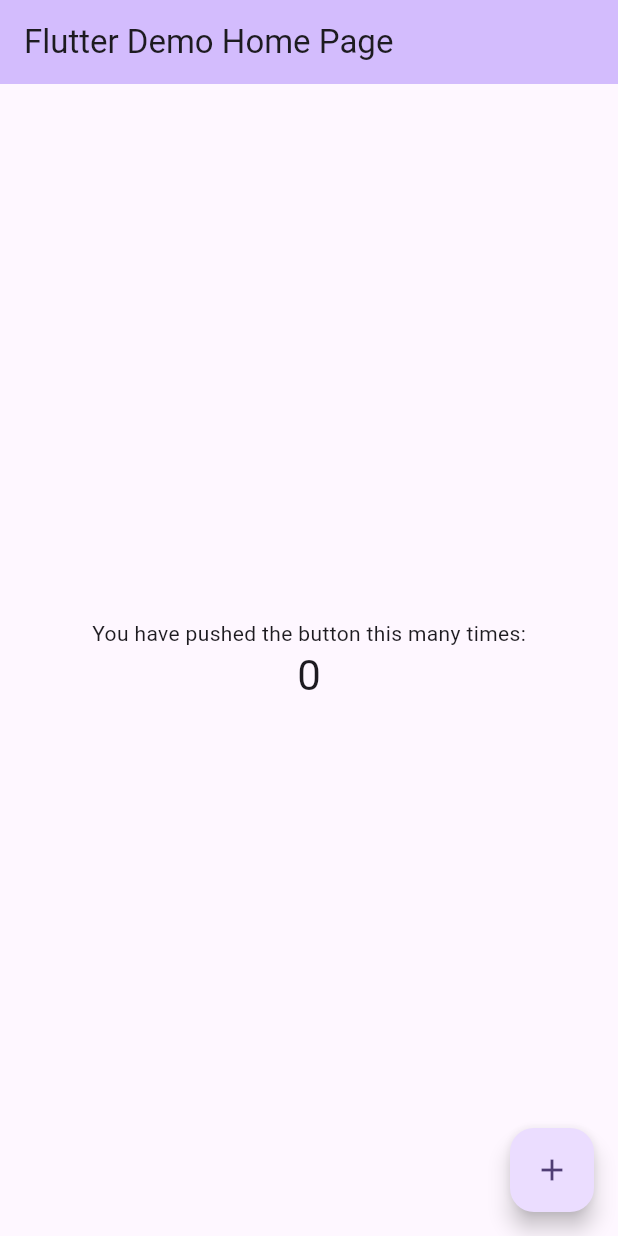
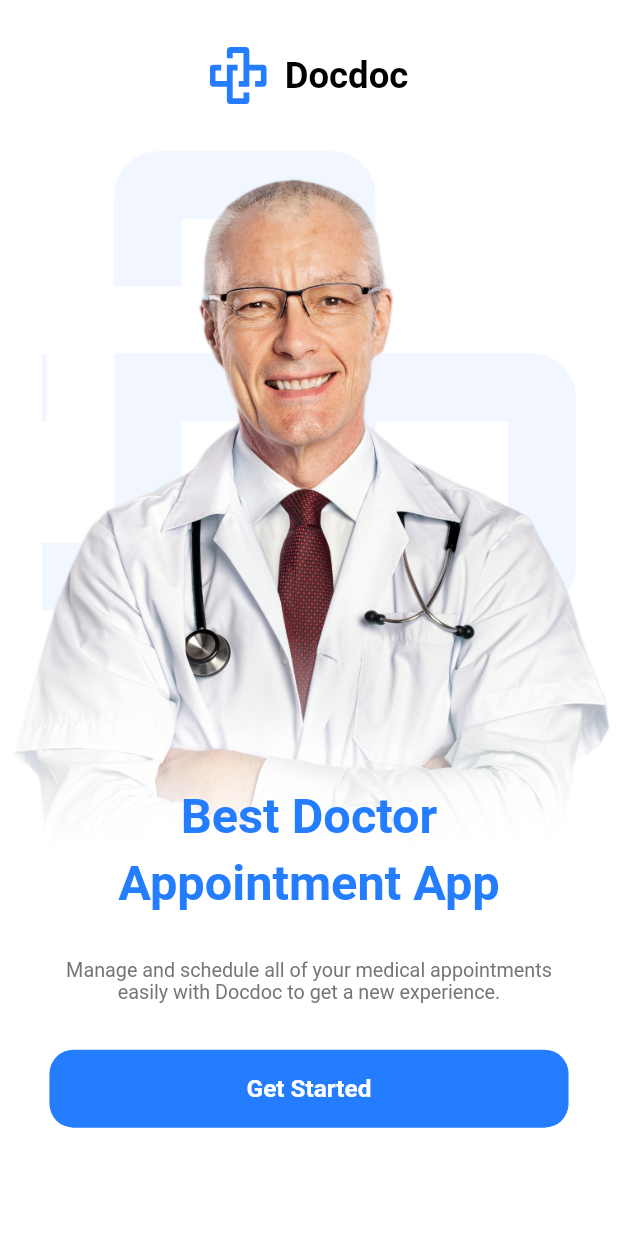
Before and after one commit to Ahmed-Mohmmed-Yousef/flutter_compelet_project, a Flutter app: the screen it shows after launch, on a phone screen of 412 x 824 dp. Run offline on Flutter 3.47's test engine with Material 2 defaults, Android fonts, the phone set to English and light mode, and no system bars; our stand-ins replace flutter_screenutil, flutter_svg.

Commit message:
added svgs and images folders for assets added flutter_svg & flutter_screenutil made a file for doc app client added navigation added routing folder that contain routers files added color and text styles added onboarding screen

```diff
--- /dev/null
+++ b/lib/core/helper/extentions.dart
@@ -0,0 +1,20 @@
+import 'package:flutter/material.dart';
+
+extension Navigaation on BuildContext {
+  Future<dynamic> pushNamed(String routeName, {Object? arguments}) {
+    return Navigator.of(this).pushNamed(routeName, arguments: arguments);
+  }
+
+  Future<dynamic> pushReplacementNamed(String routeName, {Object? arguments}) {
+    return Navigator.of(this)
+        .pushReplacementNamed(routeName, arguments: arguments);
+  }
+
+  Future<dynamic> pushnamedAndRemovedUntil(String routeName,
+      {Object? arguments, required RoutePredicate predicate}) {
+    return Navigator.of(this)
+        .pushNamedAndRemoveUntil(routeName, predicate, arguments: arguments);
+  }
+
+  void pop() => Navigator.of(this).pop();
+}
--- /dev/null
+++ b/lib/core/routing/app_router.dart
@@ -0,0 +1,27 @@
+import 'package:flutter/material.dart';
+import 'package:flutter_complete_project/core/routing/routes.dart';
+import 'package:flutter_complete_project/features/login/ui/login_screen.dart';
+import 'package:flutter_complete_project/features/onboarding/onboarding_screen.dart';
+
+class AppRouter {
+  Route generateRoute(RouteSettings settings) {
+    switch (settings.name) {
+      case Routes.onBoardingScreen:
+        return MaterialPageRoute(
+          builder: (_) => const OnboardingScreen(),
+        );
+      case Routes.loginScreen:
+        return MaterialPageRoute(
+          builder: (_) => const LoginScreen(),
+        );
+      default:
+        return MaterialPageRoute(
+          builder: (_) => Scaffold(
+            body: Center(
+              child: Text('No route defined for ${settings.name}'),
+            ),
+          ),
+        );
+    }
+  }
+}
--- /dev/null
+++ b/lib/core/routing/routes.dart
@@ -0,0 +1,4 @@
+class Routes {
+  static const String onBoardingScreen = '/onBoardingScreen';
+  static const String loginScreen = '/loginScreen';
+}
--- /dev/null
+++ b/lib/core/theming/colors.dart
@@ -0,0 +1,6 @@
+import 'package:flutter/material.dart';
+
+class ColorsManager {
+  static const Color mainBlue = Color(0xFF247CFF);
+  static const Color gray = Color(0xFF757575);
+}
--- /dev/null
+++ b/lib/core/theming/styles.dart
@@ -0,0 +1,29 @@
+import 'package:flutter/material.dart';
+import 'package:flutter_complete_project/core/theming/colors.dart';
+import 'package:flutter_screenutil/flutter_screenutil.dart';
+
+class TextStyles {
+  static TextStyle font24Black700Weight = TextStyle(
+    fontSize: 24.sp,
+    fontWeight: FontWeight.w700,
+    color: Colors.black,
+  );
+
+  static TextStyle font32BlueBold = TextStyle(
+    fontSize: 32.sp,
+    fontWeight: FontWeight.bold,
+    color: ColorsManager.mainBlue,
+  );
+
+  static TextStyle font13GrayRegular = TextStyle(
+    fontSize: 13.sp,
+    fontWeight: FontWeight.normal,
+    color: ColorsManager.gray,
+  );
+
+  static TextStyle font16WhiteSemiBold = TextStyle(
+    fontSize: 16.sp,
+    fontWeight: FontWeight.w600,
+    color: Colors.white,
+  );
+}
--- /dev/null
+++ b/lib/doc_app.dart
@@ -0,0 +1,28 @@
+import 'package:flutter/material.dart';
+import 'package:flutter_complete_project/core/routing/app_router.dart';
+import 'package:flutter_complete_project/core/routing/routes.dart';
+import 'package:flutter_complete_project/core/theming/colors.dart';
+import 'package:flutter_screenutil/flutter_screenutil.dart';
+
+class DocApp extends StatelessWidget {
+  final AppRouter appRouter;
+  const DocApp({super.key, required this.appRouter});
+
+  @override
+  Widget build(BuildContext context) {
+    return ScreenUtilInit(
+      designSize: const Size(375, 812),
+      minTextAdapt: true,
+      child: MaterialApp(
+        title: "Doc App",
+        theme: ThemeData(
+          primaryColor: ColorsManager.mainBlue,
+          scaffoldBackgroundColor: Colors.white,
+        ),
+        debugShowCheckedModeBanner: false,
+        initialRoute: Routes.onBoardingScreen,
+        onGenerateRoute: appRouter.generateRoute,
+      ),
+    );
+  }
+}
--- /dev/null
+++ b/lib/features/login/ui/login_screen.dart
@@ -0,0 +1,17 @@
+import 'package:flutter/material.dart';
+
+class LoginScreen extends StatelessWidget {
+  const LoginScreen({super.key});
+
+  @override
+  Widget build(BuildContext context) {
+    return Scaffold(
+      appBar: AppBar(
+        title: const Text('Login screen'),
+      ),
+      body: const Center(
+        child: Text('Login screen'),
+      ),
+    );
+  }
+}
--- /dev/null
+++ b/lib/features/onboarding/onboarding_screen.dart
@@ -0,0 +1,47 @@
+import 'package:flutter/material.dart';
+import 'package:flutter_complete_project/core/theming/styles.dart';
+import 'package:flutter_complete_project/features/onboarding/widgets/doc_logo_and_name.dart';
+import 'package:flutter_complete_project/features/onboarding/widgets/doctor_image_and_text.dart';
+import 'package:flutter_complete_project/features/onboarding/widgets/get_started_buttom.dart';
+import 'package:flutter_screenutil/flutter_screenutil.dart';
+
+class OnboardingScreen extends StatelessWidget {
+  const OnboardingScreen({super.key});
+
+  @override
+  Widget build(BuildContext context) {
+    return Scaffold(
+      body: SafeArea(
+        child: SingleChildScrollView(
+          child: Padding(
+            padding: EdgeInsets.only(
+              top: 30.h,
+              bottom: 30.h,
+            ),
+            child: Column(
+              children: [
+                const DocLogoAndName(),
+                SizedBox(height: 30.h),
+                const DoctorImageAndText(),
+                Padding(
+                  padding: EdgeInsets.symmetric(horizontal: 30.w),
+                  child: Column(
+                    children: [
+                      Text(
+                        'Manage and schedule all of your medical appointments easily with Docdoc to get a new experience.',
+                        style: TextStyles.font13GrayRegular,
+                        textAlign: TextAlign.center,
+                      ),
+                      SizedBox(height: 30.h),
+                      const GetStartedButton()
+                    ],
+                  ),
+                ),
+              ],
+            ),
+          ),
+        ),
+      ),
+    );
+  }
+}
--- /dev/null
+++ b/lib/features/onboarding/widgets/doc_logo_and_name.dart
@@ -0,0 +1,23 @@
+import 'package:flutter/material.dart';
+import 'package:flutter_complete_project/core/theming/styles.dart';
+import 'package:flutter_screenutil/flutter_screenutil.dart';
+import 'package:flutter_svg/flutter_svg.dart';
+
+class DocLogoAndName extends StatelessWidget {
+  const DocLogoAndName({super.key});
+
+  @override
+  Widget build(BuildContext context) {
+    return Row(
+      mainAxisAlignment: MainAxisAlignment.center,
+      children: [
+        SvgPicture.asset('assets/svgs/docdoc_logo.svg'),
+        SizedBox(width: 10.w),
+        Text(
+          'Docdoc',
+          style: TextStyles.font24Black700Weight,
+        ),
+      ],
+    );
+  }
+}
--- /dev/null
+++ b/lib/features/onboarding/widgets/doctor_image_and_text.dart
@@ -0,0 +1,43 @@
+import 'package:flutter/material.dart';
+import 'package:flutter_complete_project/core/theming/styles.dart';
+import 'package:flutter_svg/flutter_svg.dart';
+
+class DoctorImageAndText extends StatelessWidget {
+  const DoctorImageAndText({super.key});
+
+  @override
+  Widget build(BuildContext context) {
+    return Stack(
+      alignment: Alignment.topCenter,
+      children: [
+        SvgPicture.asset('assets/svgs/docdoc_logo_low_opacity.svg'),
+        Container(
+          foregroundDecoration: BoxDecoration(
+            gradient: LinearGradient(
+              colors: [
+                Colors.white,
+                Colors.white.withOpacity(0.0),
+              ],
+              begin: Alignment.bottomCenter,
+              end: Alignment.topCenter,
+              stops: const [0.14, 0.4],
+            ),
+          ),
+          child: Image.asset('assets/images/onboarding_doctor.png'),
+        ),
+        Positioned(
+          bottom: 30,
+          left: 0,
+          right: 0,
+          child: Text(
+            'Best Doctor\nAppointment App',
+            textAlign: TextAlign.center,
+            style: TextStyles.font32BlueBold.copyWith(
+              height: 1.4,
+            ),
+          ),
+        ),
+      ],
+    );
+  }
+}
--- /dev/null
+++ b/lib/features/onboarding/widgets/get_started_buttom.dart
@@ -0,0 +1,30 @@
+import 'package:flutter/material.dart';
+import 'package:flutter_complete_project/core/helper/extentions.dart';
+import 'package:flutter_complete_project/core/routing/routes.dart';
+import 'package:flutter_complete_project/core/theming/colors.dart';
+import 'package:flutter_complete_project/core/theming/styles.dart';
+
+class GetStartedButton extends StatelessWidget {
+  const GetStartedButton({super.key});
+
+  @override
+  Widget build(BuildContext context) {
+    return TextButton(
+      onPressed: () {
+        context.pushNamed(Routes.loginScreen);
+      },
+      style: ButtonStyle(
+        backgroundColor: MaterialStateProperty.all(ColorsManager.mainBlue),
+        tapTargetSize: MaterialTapTargetSize.shrinkWrap,
+        minimumSize: MaterialStateProperty.all(const Size(double.infinity, 52)),
+        shape: MaterialStateProperty.all(
+          RoundedRectangleBorder(borderRadius: BorderRadius.circular(16)),
+        ),
+      ),
+      child: Text(
+        'Get Started',
+        style: TextStyles.font16WhiteSemiBold,
+      ),
+    );
+  }
+}
--- a/lib/main.dart
+++ b/lib/main.dart
@@ -1,69 +1,11 @@
 import 'package:flutter/material.dart';
+import 'package:flutter_complete_project/core/routing/app_router.dart';
+import 'package:flutter_complete_project/doc_app.dart';
 
 void main() {
-  runApp(const MyApp());
+  runApp(
+    DocApp(
+      appRouter: AppRouter(),
+    ),
+  );
 }
-
-class MyApp extends StatelessWidget {
-  const MyApp({super.key});
-
-  // This widget is the root of your application.
-  @override
-  Widget build(BuildContext context) {
-    return MaterialApp(
-      debugShowCheckedModeBanner: false,
-      title: 'Flutter Demo',
-      theme: ThemeData(
-        colorScheme: ColorScheme.fromSeed(seedColor: Colors.deepPurple),
-        useMaterial3: true,
-      ),
-      home: const MyHomePage(title: 'Flutter Demo Home Page'),
-    );
-  }
-}
-
-class MyHomePage extends StatefulWidget {
-  const MyHomePage({super.key, required this.title});
-
-  final String title;
-
-  @override
-  State<MyHomePage> createState() => _MyHomePageState();
-}
-
-class _MyHomePageState extends State<MyHomePage> {
-  int _counter = 0;
-
-  void _incrementCounter() {
-    setState(() => _counter);
-  }
-
-  @override
-  Widget build(BuildContext context) {
-    return Scaffold(
-      appBar: AppBar(
-        backgroundColor: Theme.of(context).colorScheme.inversePrimary,
-        title: Text(widget.title),
-      ),
-      body: Center(
-        child: Column(
-          mainAxisAlignment: MainAxisAlignment.center,
-          children: <Widget>[
-            const Text(
-              'You have pushed the button this many times:',
-            ),
-            Text(
-              '$_counter',
-              style: Theme.of(context).textTheme.headlineMedium,
-            ),
-          ],
-        ),
-      ),
-      floatingActionButton: FloatingActionButton(
-        onPressed: _incrementCounter,
-        tooltip: 'Increment',
-        child: const Icon(Icons.add),
-      ),
-    );
-  }
-}
```
Also changed, not shown: pubspec.yaml (+5 -3 lines), assets/images/onboarding_doctor.png (added), assets/svgs/docdoc_logo.svg (added), assets/svgs/docdoc_logo_low_opacity.svg (added), pubspec.lock, 1 other file.
